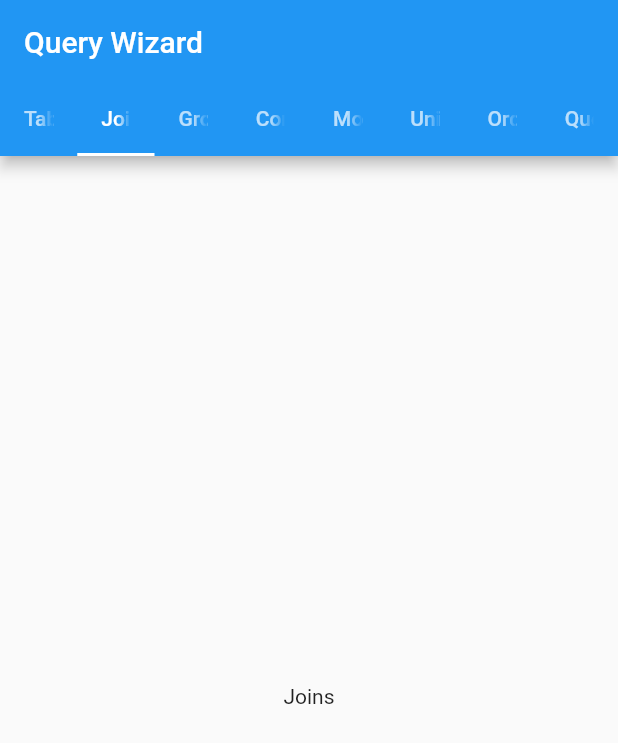
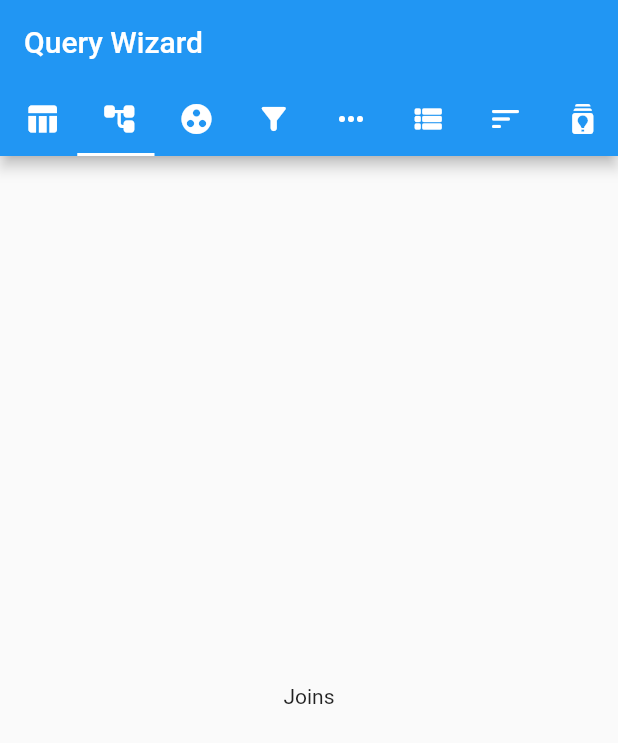
Before and after one commit to dmitrii-kiselev/query_wizard, a Flutter app: the screen it shows after launch, tab 2 chosen, on a phone screen of 412 x 824 dp. Shown: the top 743 px of the screen. Run offline on Flutter 3.47's test engine with Material 2 defaults, Android fonts, the phone set to English and light mode, and no system bars; our stand-ins replace adaptive_breakpoints; generated files the repository leaves out were written again.

Commit message:
feat(lib): improve tab design

```diff
--- a/lib/main.dart
+++ b/lib/main.dart
@@ -73,15 +73,24 @@ class _QueryWizardHomePageState extends State<QueryWizardHomePage>
 
   @override
   Widget build(BuildContext context) {
+    final localizations = QueryWizardLocalizations.of(context);
     final tabs = [
-      QueryWizardLocalizations.of(context).tablesAndFieldsTab,
-      QueryWizardLocalizations.of(context).joinsTab,
-      QueryWizardLocalizations.of(context).groupTab,
-      QueryWizardLocalizations.of(context).conditionsTab,
-      QueryWizardLocalizations.of(context).moreTab,
-      QueryWizardLocalizations.of(context).unionsAliasesTab,
-      QueryWizardLocalizations.of(context).orderTab,
-      QueryWizardLocalizations.of(context).queryBatchTab
+      _QueryWizardTab(localizations.tablesAndFieldsTab,
+          Icons.table_chart_rounded, TablesAndFields()),
+      _QueryWizardTab(localizations.joinsTab, Icons.account_tree_rounded,
+          Text(localizations.joinsTab)),
+      _QueryWizardTab(localizations.groupTab, Icons.group_work_rounded,
+          Text(localizations.groupTab)),
+      _QueryWizardTab(localizations.conditionsTab, Icons.filter_alt_rounded,
+          Text(localizations.conditionsTab)),
+      _QueryWizardTab(localizations.moreTab, Icons.more_horiz_rounded,
+          Text(localizations.moreTab)),
+      _QueryWizardTab(localizations.unionsAliasesTab, Icons.view_list_rounded,
+          Text(localizations.unionsAliasesTab)),
+      _QueryWizardTab(localizations.orderTab, Icons.sort_rounded,
+          Text(localizations.orderTab)),
+      _QueryWizardTab(localizations.queryBatchTab, Icons.batch_prediction,
+          Text(localizations.queryBatchTab)),
     ];
 
     return Scaffold(
@@ -92,7 +101,16 @@ class _QueryWizardHomePageState extends State<QueryWizardHomePage>
           controller: _tabController,
           isScrollable: false,
           tabs: [
-            for (final tab in tabs) Tab(text: tab),
+            for (final tab in tabs)
+              Tab(
+                  key: ValueKey(tab.message),
+                  child: Tooltip(
+                    message: tab.message,
+                    child: Icon(
+                      tab.icon,
+                      color: Colors.white,
+                    ),
+                  )),
           ],
         ),
       ),
@@ -101,13 +119,18 @@ class _QueryWizardHomePageState extends State<QueryWizardHomePage>
         children: [
           for (final tab in tabs)
             Center(
-              child:
-                  tab == QueryWizardLocalizations.of(context).tablesAndFieldsTab
-                      ? TablesAndFields()
-                      : Text(tab),
+              child: tab.widget,
             ),
         ],
       ),
     );
   }
 }
+
+class _QueryWizardTab {
+  String message;
+  IconData icon;
+  Widget widget;
+
+  _QueryWizardTab(this.message, this.icon, this.widget);
+}
```
Also changed, not shown: 1 other file.
